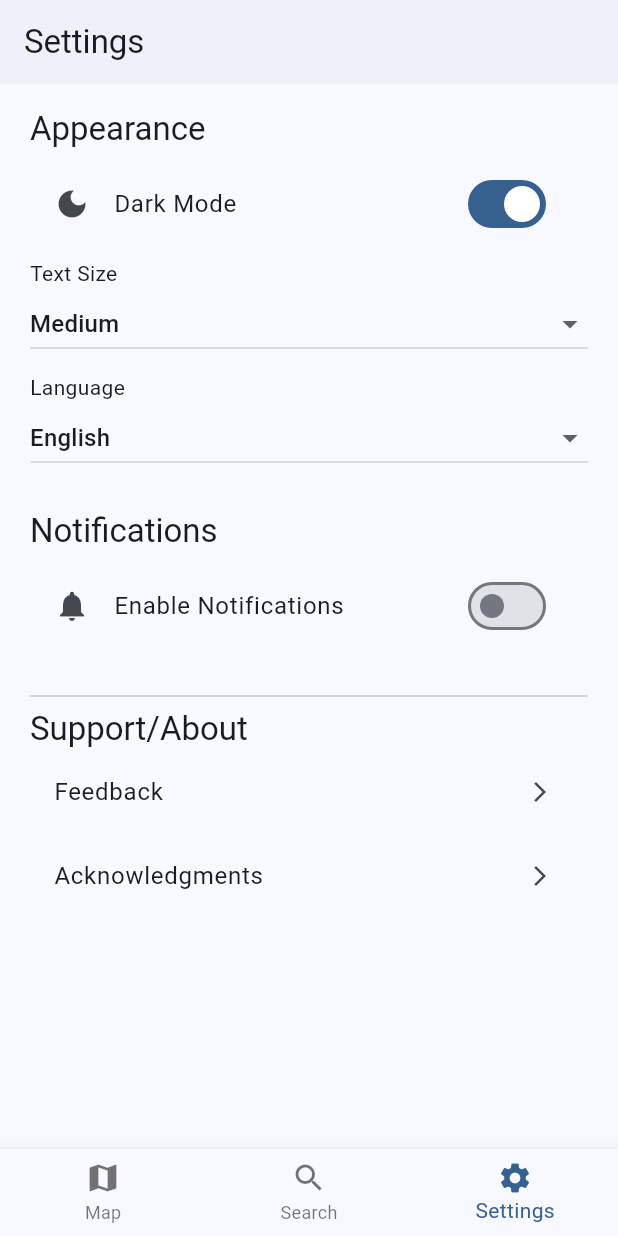
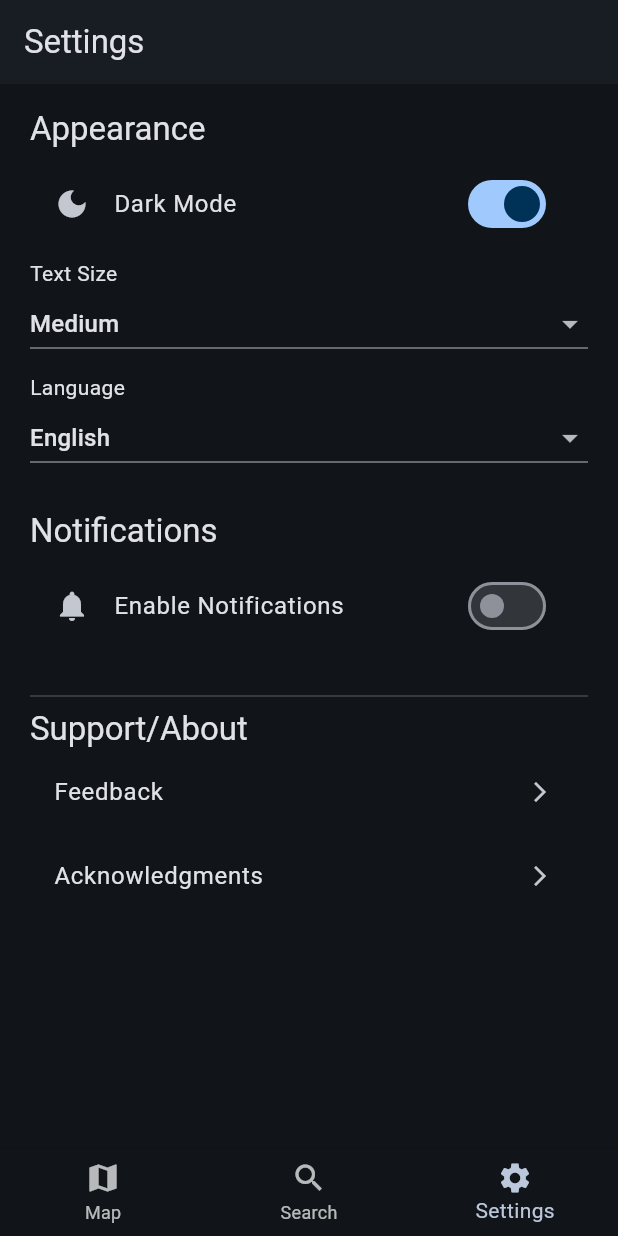
Before and after one commit to J1m3y1/Gas_App_Project, a Flutter app: the screen it shows after launch, item 3 of the bottom bar chosen, after a tap on "Dark Mode", on a phone screen of 412 x 824 dp. Run offline on Flutter 3.47's test engine with Material 3 defaults, Android fonts, the phone set to English and light mode, and no system bars; our stand-ins replace google_maps_flutter.

Commit message:
added dark mode feature onto map and the UI

```diff
--- a/lib/assets/map_styles.json
+++ b/assets/map_styles/light_map.json
@@ -1,4 +1,3 @@
-
 [
   {
     "featureType": "poi",
--- a/lib/main.dart
+++ b/lib/main.dart
@@ -1,5 +1,4 @@
 import 'package:flutter/material.dart';
-import 'package:google_maps_flutter/google_maps_flutter.dart';
 import 'screens/map_screen.dart';
 import 'screens/setting_screen.dart';
 import 'screens/search_screen.dart';
@@ -8,21 +7,48 @@ void main() {
   runApp(const MyApp());
 }
 
-class MyApp extends StatelessWidget {
+class MyApp extends StatefulWidget {
   const MyApp({super.key});
 
   @override
+  State<MyApp> createState() => _MyAppState();
+}
+
+class _MyAppState extends State<MyApp> {
+  bool isDarkMode = false;
+
+  void toggleTheme() {
+    setState(() {
+      isDarkMode = !isDarkMode;
+    });
+  }
+
+  @override
   Widget build(BuildContext context) {
-    return MaterialApp(
-      title: 'Gas Station App',
-      theme: ThemeData(colorScheme: ColorScheme.fromSeed(seedColor: Colors.blue)),
-      home: const MainNavigation(),
-    );
+   return MaterialApp(
+  title: 'Gas Station App',
+  theme: ThemeData(colorScheme: ColorScheme.fromSeed(seedColor: Colors.blue,brightness: Brightness.light,)
+  ,useMaterial3: true,
+  ),
+  darkTheme: ThemeData(
+    colorScheme: ColorScheme.fromSeed(seedColor: Colors.blue,brightness: Brightness.dark,),
+    useMaterial3: true,
+  ),
+  themeMode: isDarkMode ? ThemeMode.dark : ThemeMode.light,
+  home: MainNavigation(toggleTheme: toggleTheme,isDarkMode: isDarkMode,),
+);
   }
 }
 
 class MainNavigation extends StatefulWidget {
-  const MainNavigation({super.key});
+  final VoidCallback toggleTheme;
+  final bool isDarkMode;
+
+  const MainNavigation({
+    super.key,
+    required this.toggleTheme,
+    required this.isDarkMode,
+  });
 
   @override
   State<MainNavigation> createState() => _MainNavigationState();
@@ -31,42 +57,32 @@ class MainNavigation extends StatefulWidget {
 class _MainNavigationState extends State<MainNavigation> {
   int myIndex = 0;
 
-  final List<Widget> screens = [
-    const MapScreen(),
-    const SearchScreen(),
-    const SettingsPage(),
-  ];
-
   @override
   Widget build(BuildContext context) {
+    final screens = [
+      MapScreen(isDarkMode: widget.isDarkMode),
+      const SearchScreen(),
+      SettingsPage(toggleTheme: widget.toggleTheme, isDarkMode: true,),
+    ];
+
     return Scaffold(
       body: IndexedStack(
         index: myIndex,
         children: screens,
       ),
       bottomNavigationBar: BottomNavigationBar(
+        currentIndex: myIndex,
         onTap: (index) {
           setState(() {
             myIndex = index;
           });
         },
-        currentIndex: myIndex,
         items: const [
-          BottomNavigationBarItem(
-            icon: Icon(Icons.map),
-            label: 'Map',
-          ),
-          BottomNavigationBarItem(
-            icon: Icon(Icons.search),
-            label: 'Search',
-          ),
-          BottomNavigationBarItem(
-            icon: Icon(Icons.settings),
-            label: 'Settings',
-          ),
+          BottomNavigationBarItem(icon: Icon(Icons.map), label: 'Map'),
+          BottomNavigationBarItem(icon: Icon(Icons.search), label: 'Search'),
+          BottomNavigationBarItem(icon: Icon(Icons.settings), label: 'Settings'),
         ],
       ),
     );
   }
-
 }
--- a/lib/screens/map_screen.dart
+++ b/lib/screens/map_screen.dart
@@ -1,8 +1,11 @@
 import 'package:flutter/material.dart';
 import 'package:google_maps_flutter/google_maps_flutter.dart';
+import 'package:flutter/services.dart' show rootBundle;
 
 class MapScreen extends StatefulWidget {
-  const MapScreen({super.key});
+  final bool isDarkMode;
+
+  const MapScreen({super.key, required this.isDarkMode});
 
   @override
   State<MapScreen> createState() => _MapScreenState();
@@ -14,27 +17,26 @@ class _MapScreenState extends State<MapScreen> {
   // Example coordinate (LSU campus)
   final LatLng _center = const LatLng(30.4133, -91.1823);
 
+  Future<void> _setMapStyle() async {
+    String stylePath = widget.isDarkMode
+        ? 'assets/map_styles/dark_map.json'
+        : 'assets/map_styles/light_map.json';
+
+    final String mapStyle = await rootBundle.loadString(stylePath);
+    mapController.setMapStyle(mapStyle);
+  }
+
   void _onMapCreated(GoogleMapController controller) {
     mapController = controller;
-    const String style = '''
-    [
-      {
-        "featureType": "poi",
-        "elementType": "all",
-        "stylers": [
-          { "visibility": "off" }
-        ]
-      },
-      {
-        "featureType": "transit",
-        "elementType": "all",
-        "stylers": [
-          { "visibility": "off" }
-        ]
-      }
-    ]
-    ''';
-    mapController.setMapStyle(style);
+    _setMapStyle(); // set style immediately on creation
+  }
+
+  @override
+  void didUpdateWidget(covariant MapScreen oldWidget) {
+    super.didUpdateWidget(oldWidget);
+    if (oldWidget.isDarkMode != widget.isDarkMode) {
+      _setMapStyle(); // update style when theme changes
+    }
   }
 
   @override
--- a/lib/screens/setting_screen.dart
+++ b/lib/screens/setting_screen.dart
@@ -1,17 +1,31 @@
 import 'package:flutter/material.dart';
 
 class SettingsPage extends StatefulWidget {
-  const SettingsPage({super.key});
+  final bool isDarkMode;
+  final VoidCallback toggleTheme;
+
+  const SettingsPage({
+    super.key,
+    required this.toggleTheme,
+    required this.isDarkMode,
+  });
 
   @override
   State<SettingsPage> createState() => _SettingsPageState();
 }
 
 class _SettingsPageState extends State<SettingsPage> {
-  bool darkMode = false;
   bool notifications = false;
   String textSize = 'Medium';
   String language = 'English';
+
+  bool localDarkMode = false;
+
+  @override
+  void initState() {
+    super.initState();
+    localDarkMode = !widget.isDarkMode;
+  }
 
   @override
   Widget build(BuildContext context) {
@@ -23,7 +37,6 @@ class _SettingsPageState extends State<SettingsPage> {
       body: ListView(
         padding: const EdgeInsets.symmetric(horizontal: 20, vertical: 16),
         children: [
-
           // Appearance Settings
           Text(
             'Appearance',
@@ -33,9 +46,13 @@ class _SettingsPageState extends State<SettingsPage> {
           SwitchListTile(
             title: const Text('Dark Mode'),
             secondary: const Icon(Icons.dark_mode),
-            value: darkMode,
-            onChanged: (value) {setState(() => darkMode = value);
-              }
+            value: localDarkMode,
+            onChanged: (value) {
+              setState(() {
+                localDarkMode = value;
+              });
+              widget.toggleTheme();
+            },
           ),
           const SizedBox(height: 8),
           Text('Text Size'),
@@ -43,28 +60,24 @@ class _SettingsPageState extends State<SettingsPage> {
             value: textSize,
             isExpanded: true,
             items: ['Small', 'Medium', 'Large']
-                .map((size) => DropdownMenuItem(value: size, child: Text(size),))
+                .map((size) => DropdownMenuItem(value: size, child: Text(size)))
                 .toList(),
             onChanged: (value) {
-              if (value != null) {setState(() => textSize = value);
-              }
-            }
+              if (value != null) setState(() => textSize = value);
+            },
           ),
-
           const SizedBox(height: 8),
           Text('Language'),
           DropdownButton<String>(
             value: language,
             isExpanded: true,
             items: ['English', 'Spanish', 'French']
-                .map((lang) => DropdownMenuItem(value: lang, child: Text(lang),))
+                .map((lang) => DropdownMenuItem(value: lang, child: Text(lang)))
                 .toList(),
             onChanged: (value) {
-              if (value != null) {setState(() => language = value);
-              }
-            }
+              if (value != null) setState(() => language = value);
+            },
           ),
-
           const SizedBox(height: 24),
 
           // Notification Settings
@@ -77,31 +90,25 @@ class _SettingsPageState extends State<SettingsPage> {
             title: const Text('Enable Notifications'),
             secondary: const Icon(Icons.notifications),
             value: notifications,
-            onChanged: (value) {setState(() => notifications = value);
-            }
+            onChanged: (value) => setState(() => notifications = value),
           ),
           const SizedBox(height: 24),
           const Divider(),
 
           Text(
             'Support/About',
-              style: Theme.of(context).textTheme.titleLarge,
-            ),
+            style: Theme.of(context).textTheme.titleLarge,
+          ),
 
-          // Feedback/Acknowledgments
           ListTile(
             title: const Text('Feedback'),
             trailing: const Icon(Icons.arrow_forward_ios, size: 16),
-            onTap: () {
-
-            }
+            onTap: () {},
           ),
           ListTile(
             title: const Text('Acknowledgments'),
             trailing: const Icon(Icons.arrow_forward_ios, size: 16),
-            onTap: () {
-
-            }
+            onTap: () {},
           ),
         ],
       ),
--- a/pubspec.yaml
+++ b/pubspec.yaml
@@ -30,11 +30,11 @@ environment:
 dependencies:
   flutter:
     sdk: flutter
+  google_maps_flutter: ^2.4.0
 
   # The following adds the Cupertino Icons font to your application.
   # Use with the CupertinoIcons class for iOS style icons.
   cupertino_icons: ^1.0.8
-  google_maps_flutter: ^2.13.1
 
 dev_dependencies:
   flutter_test:
@@ -57,6 +57,10 @@ flutter:
   # included with your application, so that you can use the icons in
   # the material Icons class.
   uses-material-design: true
+
+  assets:
+    - assets/map_styles/light_map.json
+    - assets/map_styles/dark_map.json
 
   # To add assets to your application, add an assets section, like this:
   # assets:
```
Also changed, not shown: assets/map_styles/dark_map.json (added, +119 -0 lines).
